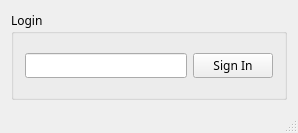
First picture: the form in cuACS/mainwindow.ui, repository cameronhawtin/Animal-Farm-cuACS, before the edit.
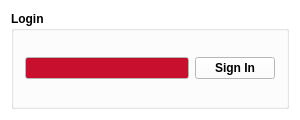
Second picture: the form after the edit.

Commit message: added carleton font set dialogs to have carleton font (Egyptienne Roman) set login window to non-resizeable set colours to carleton's (PMS 186 #C8102E 200, 16, 46)

```diff
--- a/cuACS/mainwindow.ui
+++ b/cuACS/mainwindow.ui
@@ -6,13 +6,429 @@
    <rect>
     <x>0</x>
     <y>0</y>
-    <width>298</width>
-    <height>133</height>
+    <width>300</width>
+    <height>120</height>
    </rect>
   </property>
+  <property name="palette">
+   <palette>
+    <active>
+     <colorrole role="WindowText">
+      <brush brushstyle="SolidPattern">
+       <color alpha="255">
+        <red>0</red>
+        <green>0</green>
+        <blue>0</blue>
+       </color>
+      </brush>
+     </colorrole>
+     <colorrole role="Button">
+      <brush brushstyle="SolidPattern">
+       <color alpha="255">
+        <red>255</red>
+        <green>255</green>
+        <blue>255</blue>
+       </color>
+      </brush>
+     </colorrole>
+     <colorrole role="Light">
+      <brush brushstyle="SolidPattern">
+       <color alpha="255">
+        <red>255</red>
+        <green>255</green>
+        <blue>255</blue>
+       </color>
+      </brush>
+     </colorrole>
+     <colorrole role="Midlight">
+      <brush brushstyle="SolidPattern">
+       <color alpha="255">
+        <red>255</red>
+        <green>255</green>
+        <blue>255</blue>
+       </color>
+      </brush>
+     </colorrole>
+     <colorrole role="Dark">
+      <brush brushstyle="SolidPattern">
+       <color alpha="255">
+        <red>127</red>
+        <green>127</green>
+        <blue>127</blue>
+       </color>
+      </brush>
+     </colorrole>
+     <colorrole role="Mid">
+      <brush brushstyle="SolidPattern">
+       <color alpha="255">
+        <red>170</red>
+        <green>170</green>
+        <blue>170</blue>
+       </color>
+      </brush>
+     </colorrole>
+     <colorrole role="Text">
+      <brush brushstyle="SolidPattern">
+       <color alpha="255">
+        <red>0</red>
+        <green>0</green>
+        <blue>0</blue>
+       </color>
+      </brush>
+     </colorrole>
+     <colorrole role="BrightText">
+      <brush brushstyle="SolidPattern">
+       <color alpha="255">
+        <red>255</red>
+        <green>255</green>
+        <blue>255</blue>
+       </color>
+      </brush>
+     </colorrole>
+     <colorrole role="ButtonText">
+      <brush brushstyle="SolidPattern">
+       <color alpha="255">
+        <red>0</red>
+        <green>0</green>
+        <blue>0</blue>
+       </color>
+      </brush>
+     </colorrole>
+     <colorrole role="Base">
+      <brush brushstyle="SolidPattern">
+       <color alpha="255">
+        <red>200</red>
+        <green>16</green>
+        <blue>46</blue>
+       </color>
+      </brush>
+     </colorrole>
+     <colorrole role="Window">
+      <brush brushstyle="SolidPattern">
+       <color alpha="255">
+        <red>255</red>
+        <green>255</green>
+        <blue>255</blue>
+       </color>
+      </brush>
+     </colorrole>
+     <colorrole role="Shadow">
+      <brush brushstyle="SolidPattern">
+       <color alpha="255">
+        <red>0</red>
+        <green>0</green>
+        <blue>0</blue>
+       </color>
+      </brush>
+     </colorrole>
+     <colorrole role="AlternateBase">
+      <brush brushstyle="SolidPattern">
+       <color alpha="255">
+        <red>255</red>
+        <green>255</green>
+        <blue>255</blue>
+       </color>
+      </brush>
+     </colorrole>
+     <colorrole role="ToolTipBase">
+      <brush brushstyle="SolidPattern">
+       <color alpha="255">
+        <red>255</red>
+        <green>255</green>
+        <blue>220</blue>
+       </color>
+      </brush>
+     </colorrole>
+     <colorrole role="ToolTipText">
+      <brush brushstyle="SolidPattern">
+       <color alpha="255">
+        <red>0</red>
+        <green>0</green>
+        <blue>0</blue>
+       </color>
+      </brush>
+     </colorrole>
+    </active>
+    <inactive>
+     <colorrole role="WindowText">
+      <brush brushstyle="SolidPattern">
+       <color alpha="255">
+        <red>0</red>
+        <green>0</green>
+        <blue>0</blue>
+       </color>
+      </brush>
+     </colorrole>
+     <colorrole role="Button">
+      <brush brushstyle="SolidPattern">
+       <color alpha="255">
+        <red>255</red>
+        <green>255</green>
+        <blue>255</blue>
+       </color>
+      </brush>
+     </colorrole>
+     <colorrole role="Light">
+      <brush brushstyle="SolidPattern">
+       <color alpha="255">
+        <red>255</red>
+        <green>255</green>
+        <blue>255</blue>
+       </color>
+      </brush>
+     </colorrole>
+     <colorrole role="Midlight">
+      <brush brushstyle="SolidPattern">
+       <color alpha="255">
+        <red>255</red>
+        <green>255</green>
+        <blue>255</blue>
+       </color>
+      </brush>
+     </colorrole>
+     <colorrole role="Dark">
+      <brush brushstyle="SolidPattern">
+       <color alpha="255">
+        <red>127</red>
+        <green>127</green>
+        <blue>127</blue>
+       </color>
+      </brush>
+     </colorrole>
+     <colorrole role="Mid">
+      <brush brushstyle="SolidPattern">
+       <color alpha="255">
+        <red>170</red>
+        <green>170</green>
+        <blue>170</blue>
+       </color>
+      </brush>
+     </colorrole>
+     <colorrole role="Text">
+      <brush brushstyle="SolidPattern">
+       <color alpha="255">
+        <red>0</red>
+        <green>0</green>
+        <blue>0</blue>
+       </color>
+      </brush>
+     </colorrole>
+     <colorrole role="BrightText">
+      <brush brushstyle="SolidPattern">
+       <color alpha="255">
+        <red>255</red>
+        <green>255</green>
+        <blue>255</blue>
+       </color>
+      </brush>
+     </colorrole>
+     <colorrole role="ButtonText">
+      <brush brushstyle="SolidPattern">
+       <color alpha="255">
+        <red>0</red>
+        <green>0</green>
+        <blue>0</blue>
+       </color>
+      </brush>
+     </colorrole>
+     <colorrole role="Base">
+      <brush brushstyle="SolidPattern">
+       <color alpha="255">
+        <red>200</red>
+        <green>16</green>
+        <blue>46</blue>
+       </color>
+      </brush>
+     </colorrole>
+     <colorrole role="Window">
+      <brush brushstyle="SolidPattern">
+       <color alpha="255">
+        <red>255</red>
+        <green>255</green>
+        <blue>255</blue>
+       </color>
+      </brush>
+     </colorrole>
+     <colorrole role="Shadow">
+      <brush brushstyle="SolidPattern">
+       <color alpha="255">
+        <red>0</red>
+        <green>0</green>
+        <blue>0</blue>
+       </color>
+      </brush>
+     </colorrole>
+     <colorrole role="AlternateBase">
+      <brush brushstyle="SolidPattern">
+       <color alpha="255">
+        <red>255</red>
+        <green>255</green>
+        <blue>255</blue>
+       </color>
+      </brush>
+     </colorrole>
+     <colorrole role="ToolTipBase">
+      <brush brushstyle="SolidPattern">
+       <color alpha="255">
+        <red>255</red>
+        <green>255</green>
+        <blue>220</blue>
+       </color>
+      </brush>
+     </colorrole>
+     <colorrole role="ToolTipText">
+      <brush brushstyle="SolidPattern">
+       <color alpha="255">
+        <red>0</red>
+        <green>0</green>
+        <blue>0</blue>
+       </color>
+      </brush>
+     </colorrole>
+    </inactive>
+    <disabled>
+     <colorrole role="WindowText">
+      <brush brushstyle="SolidPattern">
+       <color alpha="255">
+        <red>127</red>
+        <green>127</green>
+        <blue>127</blue>
+       </color>
+      </brush>
+     </colorrole>
+     <colorrole role="Button">
+      <brush brushstyle="SolidPattern">
+       <color alpha="255">
+        <red>255</red>
+        <green>255</green>
+        <blue>255</blue>
+       </color>
+      </brush>
+     </colorrole>
+     <colorrole role="Light">
+      <brush brushstyle="SolidPattern">
+       <color alpha="255">
+        <red>255</red>
+        <green>255</green>
+        <blue>255</blue>
+       </color>
+      </brush>
+     </colorrole>
+     <colorrole role="Midlight">
+      <brush brushstyle="SolidPattern">
+       <color alpha="255">
+        <red>255</red>
+        <green>255</green>
+        <blue>255</blue>
+       </color>
+      </brush>
+     </colorrole>
+     <colorrole role="Dark">
+      <brush brushstyle="SolidPattern">
+       <color alpha="255">
+        <red>127</red>
+        <green>127</green>
+        <blue>127</blue>
+       </color>
+      </brush>
+     </colorrole>
+     <colorrole role="Mid">
+      <brush brushstyle="SolidPattern">
+       <color alpha="255">
+        <red>170</red>
+        <green>170</green>
+        <blue>170</blue>
+       </color>
+      </brush>
+     </colorrole>
+     <colorrole role="Text">
+      <brush brushstyle="SolidPattern">
+       <color alpha="255">
+        <red>127</red>
+        <green>127</green>
+        <blue>127</blue>
+       </color>
+      </brush>
+     </colorrole>
+     <colorrole role="BrightText">
+      <brush brushstyle="SolidPattern">
+       <color alpha="255">
+        <red>255</red>
+        <green>255</green>
+        <blue>255</blue>
+       </color>
+      </brush>
+     </colorrole>
+     <colorrole role="ButtonText">
+      <brush brushstyle="SolidPattern">
+       <color alpha="255">
+        <red>127</red>
+        <green>127</green>
+        <blue>127</blue>
+       </color>
+      </brush>
+     </colorrole>
+     <colorrole role="Base">
+      <brush brushstyle="SolidPattern">
+       <color alpha="255">
+        <red>255</red>
+        <green>255</green>
+        <blue>255</blue>
+       </color>
+      </brush>
+     </colorrole>
+     <colorrole role="Window">
+      <brush brushstyle="SolidPattern">
+       <color alpha="255">
+        <red>255</red>
+        <green>255</green>
+        <blue>255</blue>
+       </color>
+      </brush>
+     </colorrole>
+     <colorrole role="Shadow">
+      <brush brushstyle="SolidPattern">
+       <color alpha="255">
+        <red>0</red>
+        <green>0</green>
+        <blue>0</blue>
+       </color>
+      </brush>
+     </colorrole>
+     <colorrole role="AlternateBase">
+      <brush brushstyle="SolidPattern">
+       <color alpha="255">
+        <red>255</red>
+        <green>255</green>
+        <blue>255</blue>
+       </color>
+      </brush>
+     </colorrole>
+     <colorrole role="ToolTipBase">
+      <brush brushstyle="SolidPattern">
+       <color alpha="255">
+        <red>255</red>
+        <green>255</green>
+        <blue>220</blue>
+       </color>
+      </brush>
+     </colorrole>
+     <colorrole role="ToolTipText">
+      <brush brushstyle="SolidPattern">
+       <color alpha="255">
+        <red>0</red>
+        <green>0</green>
+        <blue>0</blue>
+       </color>
+      </brush>
+     </colorrole>
+    </disabled>
+   </palette>
+  </property>
   <property name="font">
    <font>
-    <family>Egyptienne F</family>
+    <weight>75</weight>
+    <bold>true</bold>
    </font>
   </property>
   <property name="windowTitle">
@@ -29,7 +445,72 @@
        <item>
         <layout class="QHBoxLayout" name="horizontalLayout">
          <item>
-          <widget class="QLineEdit" name="usernameLineEdit"/>
+          <widget class="QLineEdit" name="usernameLineEdit">
+           <property name="palette">
+            <palette>
+             <active>
+              <colorrole role="Button">
+               <brush brushstyle="SolidPattern">
+                <color alpha="255">
+                 <red>200</red>
+                 <green>16</green>
+                 <blue>46</blue>
+                </color>
+               </brush>
+              </colorrole>
+              <colorrole role="Text">
+               <brush brushstyle="SolidPattern">
+                <color alpha="255">
+                 <red>255</red>
+                 <green>255</green>
+                 <blue>255</blue>
+                </color>
+               </brush>
+              </colorrole>
+             </active>
+             <inactive>
+              <colorrole role="Button">
+               <brush brushstyle="SolidPattern">
+                <color alpha="255">
+                 <red>200</red>
+                 <green>16</green>
+                 <blue>46</blue>
+                </color>
+               </brush>
+              </colorrole>
+              <colorrole role="Text">
+               <brush brushstyle="SolidPattern">
+                <color alpha="255">
+                 <red>255</red>
+                 <green>255</green>
+                 <blue>255</blue>
+                </color>
+               </brush>
+              </colorrole>
+             </inactive>
+             <disabled>
+              <colorrole role="Button">
+               <brush brushstyle="SolidPattern">
+                <color alpha="255">
+                 <red>200</red>
+                 <green>16</green>
+                 <blue>46</blue>
+                </color>
+               </brush>
+              </colorrole>
+              <colorrole role="Text">
+               <brush brushstyle="SolidPattern">
+                <color alpha="255">
+                 <red>127</red>
+                 <green>127</green>
+                 <blue>127</blue>
+                </color>
+               </brush>
+              </colorrole>
+             </disabled>
+            </palette>
+           </property>
+          </widget>
          </item>
          <item>
           <widget class="QPushButton" name="loginButton">
@@ -45,7 +526,6 @@
     </item>
    </layout>
   </widget>
-  <widget class="QStatusBar" name="statusBar"/>
   <widget class="QMenuBar" name="menuBar">
    <property name="geometry">
     <rect>
```
Left out of the diff: 7 changed lines with no effect on the pictures. The commit also changes 5 other files.
